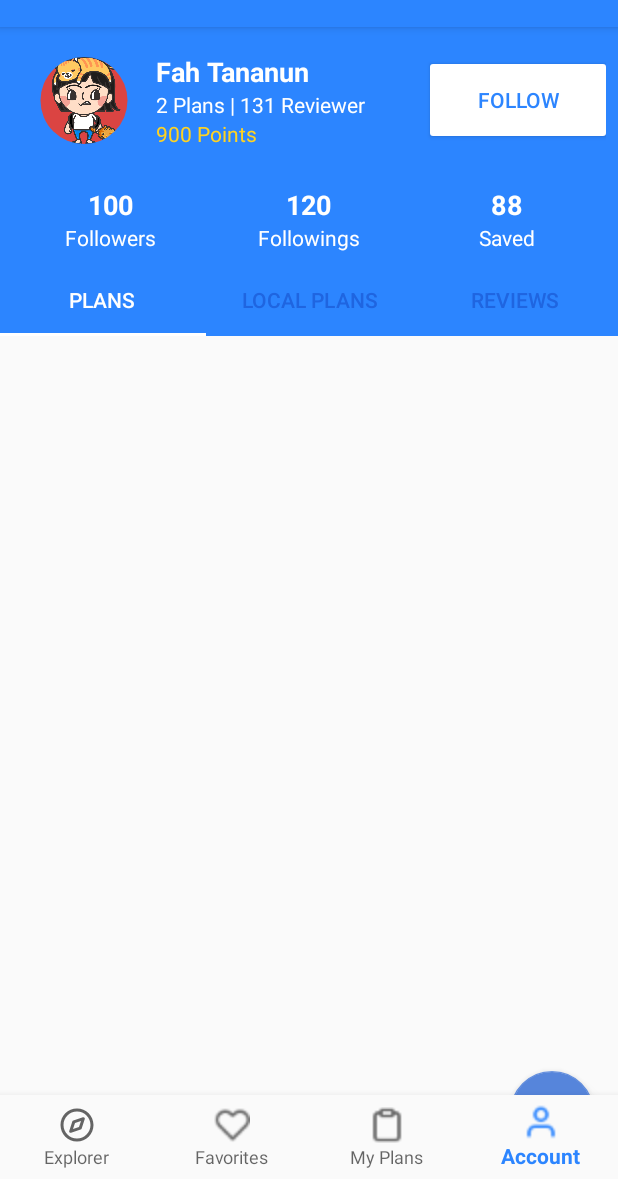
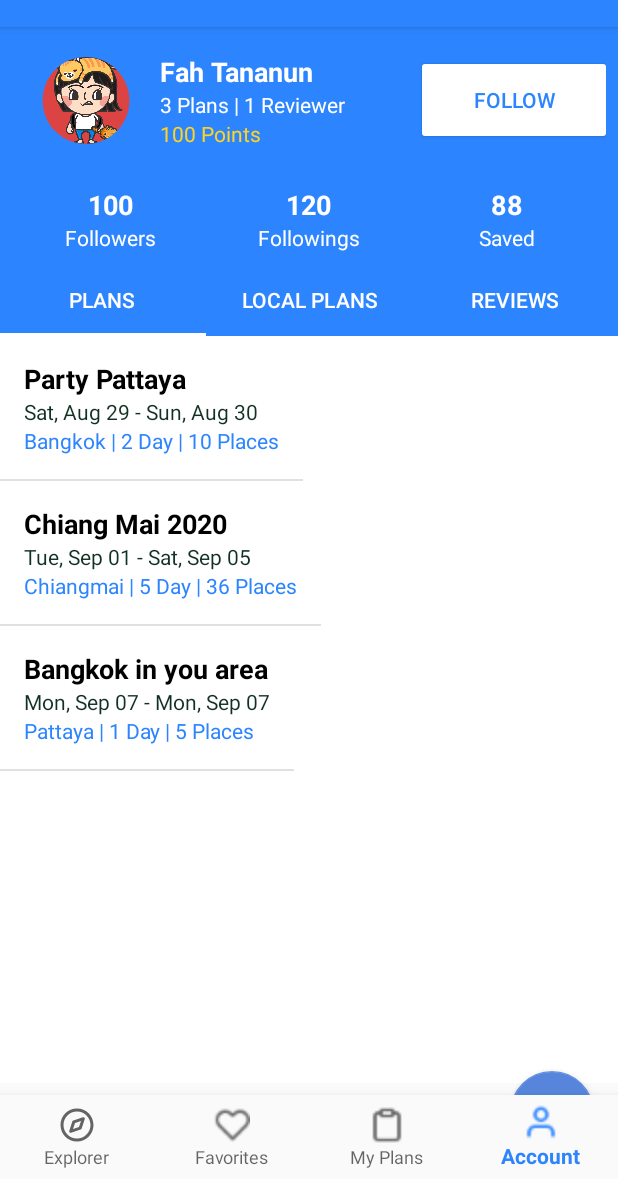
Before and after one commit to ppyzza/golo, an Android app: the screen it shows after launch (MainActivity), item 4 of the bottom bar chosen, on a phone screen of 412 x 824 dp, the part 57-1236 px from its top. Run offline under Robolectric (Android 15) with nearby library versions, the phone set to English and light mode, and no system bars; our stand-ins replace CircleImageView, Firebase (no records; nobody signed in at launch, a user with empty details on screens opened directly), RxJava, navigation-ui; libraries missing offline, so code that uses them is left out: com.jakewharton.retrofit2, com.karumi.dexter, org.th.tatsdk; 5 statements that could not run were skipped.

Commit message:
[FJ] User - my profile.

```diff
--- /dev/null
+++ b/app/src/main/java/com/hackathon/golo/account/AccountPagerAdapter.java
@@ -0,0 +1,77 @@
+package com.hackathon.golo.account;
+
+import android.util.Log;
+import android.util.SparseArray;
+import android.view.ViewGroup;
+
+import com.hackathon.golo.account.fragment.AccountPlanFragment;
+import com.hackathon.golo.account.fragment.AccountPlanLocalFragment;
+import com.hackathon.golo.account.fragment.AccountReviewerFragment;
+
+import androidx.fragment.app.Fragment;
+import androidx.fragment.app.FragmentManager;
+import androidx.fragment.app.FragmentStatePagerAdapter;
+
+public class AccountPagerAdapter extends FragmentStatePagerAdapter {
+    int mNumOfTabs;
+    int tabPosition = 0;
+    private SparseArray<Fragment> registeredFragments = new SparseArray<>();
+
+    public AccountPagerAdapter(FragmentManager fm, int NumOfTabs) {
+        super(fm);
+        this.mNumOfTabs = NumOfTabs;
+    }
+
+    @Override
+    public Fragment getItem(int position) {
+        Log.d("FJTAG", "tabPosition: " + tabPosition);
+        switch (position) {
+            case 1:
+                tabPosition = position;
+                AccountPlanLocalFragment mainFragment1 = new AccountPlanLocalFragment();
+                return mainFragment1;
+            case 2:
+                tabPosition = position;
+                AccountReviewerFragment mainFragment12 = new AccountReviewerFragment();
+                return mainFragment12;
+
+            default:
+                tabPosition = position;
+                AccountPlanFragment mainFragment = new AccountPlanFragment();
+                return mainFragment;
+
+        }
+    }
+
+    public int getmNumOfTabs() {
+        return mNumOfTabs;
+    }
+
+    @Override
+    public int getCount() {
+        return mNumOfTabs;
+    }
+
+    public int getCurrentTab() {
+        return tabPosition;
+    }
+
+    @Override
+    public Object instantiateItem(ViewGroup container, int position) {
+        Fragment fragment = (Fragment) super.instantiateItem(container, position);
+        registeredFragments.put(position, fragment);
+        return fragment;
+    }
+
+    @Override
+    public void destroyItem(ViewGroup container, int position, Object object) {
+        registeredFragments.remove(position);
+        super.destroyItem(container, position, object);
+    }
+
+    public Fragment getRegisteredFragment(int position) {
+        return registeredFragments.get(position);
+    }
+
+
+}
--- /dev/null
+++ b/app/src/main/java/com/hackathon/golo/account/adaptor/AccountPlanAdaptor.java
@@ -0,0 +1,70 @@
+package com.hackathon.golo.account.adaptor;
+
+import android.content.Context;
+import android.view.LayoutInflater;
+import android.view.View;
+import android.view.ViewGroup;
+import android.widget.TextView;
+
+import com.hackathon.golo.R;
+import com.hackathon.golo.account.model.AccountPlanModel;
+
+import java.util.ArrayList;
+
+import androidx.annotation.NonNull;
+import androidx.recyclerview.widget.RecyclerView;
+
+
+public class AccountPlanAdaptor extends RecyclerView.Adapter<AccountPlanAdaptor.ViewHolder> {
+
+    Context mContext;
+    public ArrayList<AccountPlanModel> planList = new ArrayList<>();
+
+    public AccountPlanAdaptor(Context context) {
+        mContext = context;
+    }
+
+    @NonNull
+    @Override
+    public ViewHolder onCreateViewHolder(@NonNull ViewGroup parent, int viewType) {
+        View view = LayoutInflater.from(parent.getContext()).inflate(R.layout.item_plan, null, false);
+        AccountPlanAdaptor.ViewHolder vh = new AccountPlanAdaptor.ViewHolder(view);
+        return vh;
+    }
+
+    @Override
+    public void onBindViewHolder(@NonNull ViewHolder holder, int position) {
+        holder.tvName.setText(planList.get(position).getName());
+        holder.tvDescription.setText(planList.get(position).getDetail());
+        holder.tvInfo.setText(planList.get(position).getInfo());
+    }
+
+    @Override
+    public int getItemCount() {
+        return planList.size();
+    }
+
+    @Override
+    public int getItemViewType(int position) {
+        return super.getItemViewType(position);
+    }
+
+    @Override
+    public long getItemId(int position) {
+        return super.getItemId(position);
+    }
+
+    final class ViewHolder extends RecyclerView.ViewHolder {
+
+        TextView tvName;
+        TextView tvDescription;
+        TextView tvInfo;
+
+        ViewHolder(View view) {
+            super(view);
+            tvName = view.findViewById(R.id.tv_plan_name);
+            tvDescription = view.findViewById(R.id.tv_plan_description);
+            tvInfo = view.findViewById(R.id.tv_plan_info);
+        }
+    }
+}
--- /dev/null
+++ b/app/src/main/java/com/hackathon/golo/account/adaptor/AccountPlanLocalAdaptor.java
@@ -0,0 +1,69 @@
+package com.hackathon.golo.account.adaptor;
+
+import android.content.Context;
+import android.view.LayoutInflater;
+import android.view.View;
+import android.view.ViewGroup;
+import android.widget.TextView;
+
+import com.hackathon.golo.R;
+import com.hackathon.golo.account.model.AccountPlanModel;
+
+import java.util.ArrayList;
+
+import androidx.annotation.NonNull;
+import androidx.recyclerview.widget.RecyclerView;
+
+public class AccountPlanLocalAdaptor extends RecyclerView.Adapter<AccountPlanLocalAdaptor.ViewHolder> {
+
+    Context mContext;
+    public ArrayList<AccountPlanModel> planList = new ArrayList<>();
+
+    public AccountPlanLocalAdaptor(Context context) {
+        mContext = context;
+    }
+
+    @NonNull
+    @Override
+    public AccountPlanLocalAdaptor.ViewHolder onCreateViewHolder(@NonNull ViewGroup parent, int viewType) {
+        View view = LayoutInflater.from(parent.getContext()).inflate(R.layout.item_plan_local, null, false);
+        AccountPlanLocalAdaptor.ViewHolder vh = new AccountPlanLocalAdaptor.ViewHolder(view);
+        return vh;
+    }
+
+    @Override
+    public void onBindViewHolder(@NonNull ViewHolder holder, int position) {
+        holder.tvName.setText(planList.get(position).getName());
+        holder.tvDescription.setText(planList.get(position).getDetail());
+        holder.tvInfo.setText(planList.get(position).getInfo());
+    }
+
+    @Override
+    public int getItemCount() {
+        return planList.size();
+    }
+
+    @Override
+    public int getItemViewType(int position) {
+        return super.getItemViewType(position);
+    }
+
+    @Override
+    public long getItemId(int position) {
+        return super.getItemId(position);
+    }
+
+    final class ViewHolder extends RecyclerView.ViewHolder {
+
+        TextView tvName;
+        TextView tvDescription;
+        TextView tvInfo;
+
+        ViewHolder(View view) {
+            super(view);
+            tvName = view.findViewById(R.id.tv_planName);
+            tvDescription = view.findViewById(R.id.tv_planDate);
+            tvInfo = view.findViewById(R.id.tv_location);
+        }
+    }
+}
--- /dev/null
+++ b/app/src/main/java/com/hackathon/golo/account/fragment/AccountPlanFragment.java
@@ -0,0 +1,66 @@
+package com.hackathon.golo.account.fragment;
+
+import android.app.Activity;
+import android.os.Bundle;
+import android.view.LayoutInflater;
+import android.view.View;
+import android.view.ViewGroup;
+
+import com.hackathon.golo.R;
+import com.hackathon.golo.account.adaptor.AccountPlanAdaptor;
+import com.hackathon.golo.account.model.AccountPlanModel;
+import com.hackathon.golo.tools.ItemDecorator;
+
+import java.util.ArrayList;
+
+import androidx.annotation.NonNull;
+import androidx.annotation.Nullable;
+import androidx.fragment.app.Fragment;
+import androidx.recyclerview.widget.GridLayoutManager;
+import androidx.recyclerview.widget.LinearLayoutManager;
+import androidx.recyclerview.widget.RecyclerView;
+
+public class AccountPlanFragment extends Fragment {
+
+    private Activity mActivity;
+    private RecyclerView mRecyclerView;
+    private ArrayList<AccountPlanModel> accountPlanModelArrayList = new ArrayList<>();
+    private AccountPlanAdaptor adapter;
+
+    @Nullable
+    @Override
+    public View onCreateView(@NonNull LayoutInflater inflater, @Nullable ViewGroup container, @Nullable Bundle savedInstanceState) {
+        View rootView = inflater.inflate(R.layout.fragment_account_tab, container, false);
+        mRecyclerView = rootView.findViewById(R.id.content_recyclerview);
+
+        mActivity = getActivity();
+        RecyclerView.LayoutManager layoutManager = new LinearLayoutManager(mActivity, LinearLayoutManager.VERTICAL, false);
+
+        adapter = new AccountPlanAdaptor(mActivity);
+        mRecyclerView.setLayoutManager(layoutManager);
+        mRecyclerView.setAdapter(adapter);
+
+        return rootView;
+    }
+
+    @Override
+    public void onViewCreated(@NonNull View view, @Nullable Bundle savedInstanceState) {
+        super.onViewCreated(view, savedInstanceState);
+
+        accountPlanModelArrayList.add(
+                new AccountPlanModel("Party Pattaya" , "Sat, Aug 29 - Sun, Aug 30" ,
+                        "Bangkok | 2 Day | 10 Places"));
+
+        accountPlanModelArrayList.add(
+                new AccountPlanModel("Chiang Mai 2020" , "Tue, Sep 01 - Sat, Sep 05" ,
+                        "Chiangmai | 5 Day | 36 Places"));
+
+        accountPlanModelArrayList.add(
+                new AccountPlanModel("Bangkok in you area" , "Mon, Sep 07 - Mon, Sep 07" ,
+                        "Pattaya | 1 Day | 5 Places"));
+
+        adapter.planList = accountPlanModelArrayList;
+        adapter.notifyDataSetChanged();
+
+    }
+}
--- /dev/null
+++ b/app/src/main/java/com/hackathon/golo/account/fragment/AccountPlanLocalFragment.java
@@ -0,0 +1,59 @@
+package com.hackathon.golo.account.fragment;
+
+import android.app.Activity;
+import android.os.Bundle;
+import android.view.LayoutInflater;
+import android.view.View;
+import android.view.ViewGroup;
+
+import com.hackathon.golo.R;
+import com.hackathon.golo.account.adaptor.AccountPlanAdaptor;
+import com.hackathon.golo.account.adaptor.AccountPlanLocalAdaptor;
+import com.hackathon.golo.account.model.AccountPlanModel;
+import com.hackathon.golo.tools.ItemDecorator;
+
+import java.util.ArrayList;
+
+import androidx.annotation.NonNull;
+import androidx.annotation.Nullable;
+import androidx.fragment.app.Fragment;
+import androidx.recyclerview.widget.GridLayoutManager;
+import androidx.recyclerview.widget.LinearLayoutManager;
+import androidx.recyclerview.widget.RecyclerView;
+
+public class AccountPlanLocalFragment extends Fragment {
+
+    private Activity mActivity;
+    private RecyclerView mRecyclerView;
+    private ArrayList<AccountPlanModel> accountPlanModelArrayList = new ArrayList<>();
+    private AccountPlanLocalAdaptor adapter;
+
+    @Nullable
+    @Override
+    public View onCreateView(@NonNull LayoutInflater inflater, @Nullable ViewGroup container, @Nullable Bundle savedInstanceState) {
+        View rootView = inflater.inflate(R.layout.fragment_account_tab, container, false);
+        mRecyclerView = rootView.findViewById(R.id.content_recyclerview);
+
+        mActivity = getActivity();
+        RecyclerView.LayoutManager layoutManager = new LinearLayoutManager(mActivity, LinearLayoutManager.VERTICAL, false);
+
+        adapter = new AccountPlanLocalAdaptor(mActivity);
+        mRecyclerView.setLayoutManager(layoutManager);
+        mRecyclerView.setAdapter(adapter);
+        return rootView;
+    }
+
+    @Override
+    public void onViewCreated(@NonNull View view, @Nullable Bundle savedInstanceState) {
+        super.onViewCreated(view, savedInstanceState);
+
+        accountPlanModelArrayList.add(
+                new AccountPlanModel("Bangkok’s Favorite Food Tour: 10 Testing"
+                        , "A busy day spent exploring must-see attractions, including Wat Arun, The Grand Palace, and Te…" ,
+                        "Bangkok | 1 Day | 6 Places"));
+
+        adapter.planList = accountPlanModelArrayList;
+        adapter.notifyDataSetChanged();
+
+    }
+}
--- /dev/null
+++ b/app/src/main/java/com/hackathon/golo/account/model/AccountPlanModel.java
@@ -0,0 +1,38 @@
+package com.hackathon.golo.account.model;
+
+public class AccountPlanModel {
+
+    private String name;
+    private String detail;
+    private String info;
+
+    public AccountPlanModel(String name, String detail, String info) {
+        this.name = name;
+        this.detail = detail;
+        this.info = info;
+    }
+
+    public String getName() {
+        return name;
+    }
+
+    public void setName(String name) {
+        this.name = name;
+    }
+
+    public String getDetail() {
+        return detail;
+    }
+
+    public void setDetail(String detail) {
+        this.detail = detail;
+    }
+
+    public String getInfo() {
+        return info;
+    }
+
+    public void setInfo(String info) {
+        this.info = info;
+    }
+}
--- a/app/src/main/java/com/hackathon/golo/fragment/AccountFragment.java
+++ b/app/src/main/java/com/hackathon/golo/fragment/AccountFragment.java
@@ -7,6 +7,7 @@ import android.view.ViewGroup;
 
 import com.google.android.material.tabs.TabLayout;
 import com.hackathon.golo.R;
+import com.hackathon.golo.account.AccountPagerAdapter;
 
 import java.util.ArrayList;
 
@@ -20,6 +21,10 @@ public class AccountFragment extends Fragment {
     private TabLayout tabLayout;
     private ViewPager viewPager;
     private ArrayList<String> data = new ArrayList<>();
+
+    private AccountPagerAdapter adapter;
+    private String titleArray[];
+
 
     @Nullable
     @Override
@@ -43,5 +48,27 @@ public class AccountFragment extends Fragment {
             tabLayout.addTab(tabLayout.newTab().setText(data.get(i)));
         }
 
+        adapter = new AccountPagerAdapter(getChildFragmentManager(), tabLayout.getTabCount());
+        viewPager.setAdapter(adapter);
+        viewPager.setOffscreenPageLimit(1);
+
+        tabLayout.setOnTabSelectedListener(new TabLayout.OnTabSelectedListener() {
+            @Override
+            public void onTabSelected(TabLayout.Tab tab) {
+                viewPager.setCurrentItem(tab.getPosition());
+
+            }
+
+            @Override
+            public void onTabUnselected(TabLayout.Tab tab) {
+
+            }
+
+            @Override
+            public void onTabReselected(TabLayout.Tab tab) {
+
+            }
+        });
+        viewPager.addOnPageChangeListener(new TabLayout.TabLayoutOnPageChangeListener(tabLayout));
     }
 }
--- a/app/src/main/res/layout/fragment_account.xml
+++ b/app/src/main/res/layout/fragment_account.xml
@@ -52,7 +52,7 @@
                     android:id="@+id/tv_plan"
                     android:layout_width="wrap_content"
                     android:layout_height="wrap_content"
-                    android:text="2 Plans | "
+                    android:text="3 Plans | "
                     android:textColor="#fff" />
 
                 <TextView
@@ -60,7 +60,7 @@
                     android:layout_width="wrap_content"
                     android:layout_height="wrap_content"
                     android:layout_toRightOf="@+id/tv_plan"
-                    android:text="131 Reviewer"
+                    android:text="1 Reviewer"
                     android:textColor="#fff" />
             </RelativeLayout>
 
@@ -70,7 +70,7 @@
                 android:id="@+id/tv_point"
                 android:layout_width="wrap_content"
                 android:layout_height="wrap_content"
-                android:text="900 Points"
+                android:text="100 Points"
                 android:textColor="#ffd322" />
         </LinearLayout>
 
@@ -184,18 +184,16 @@
         android:id="@+id/tab_layout"
         app:tabMode="fixed"
         app:tabGravity="fill"
-        app:tabTextColor="#1f65e0"
+        app:tabTextColor="@color/colorWhite"
         app:tabSelectedTextColor="@color/colorWhite"
         app:tabBackground="@color/colorPrimary"
         app:tabIndicatorColor="@color/colorWhite"
-        >
+        />
 
-        <!--android:background="@color/colorPrimary"
-        app:tabIndicatorColor="@color/colorWhite" -->
-    </com.google.android.material.tabs.TabLayout>
     <androidx.viewpager.widget.ViewPager
         android:id="@+id/pager"
         android:layout_width="match_parent"
-        android:layout_height="fill_parent"
-        android:layout_below="@id/rl_tab"/>
+        android:layout_height="match_parent"/>
+
+
 </LinearLayout>
--- /dev/null
+++ b/app/src/main/res/layout/fragment_account_tab.xml
@@ -0,0 +1,12 @@
+<?xml version="1.0" encoding="utf-8"?>
+<RelativeLayout xmlns:android="http://schemas.android.com/apk/res/android"
+    android:layout_width="match_parent"
+    android:layout_height="match_parent"
+    android:background="@color/colorWhite">
+
+    <androidx.recyclerview.widget.RecyclerView
+        android:id="@+id/content_recyclerview"
+        android:layout_width="match_parent"
+        android:layout_height="match_parent"/>
+
+</RelativeLayout>
--- a/app/src/main/res/layout/item_plan.xml
+++ b/app/src/main/res/layout/item_plan.xml
@@ -1,65 +1,52 @@
 <?xml version="1.0" encoding="utf-8"?>
-<LinearLayout
-    xmlns:android="http://schemas.android.com/apk/res/android"
+<LinearLayout xmlns:android="http://schemas.android.com/apk/res/android"
     android:layout_width="match_parent"
-    android:layout_height="wrap_content"
-    android:orientation="vertical">
+    android:layout_height="match_parent"
+    android:orientation="vertical"
+    android:background="@android:color/white">
+
     <LinearLayout
+        android:id="@+id/rl_content"
         android:layout_width="match_parent"
         android:layout_height="wrap_content"
         android:orientation="horizontal"
-        android:padding="16dp"
-        android:id="@+id/rl_content"
-        android:weightSum="2">
+        android:padding="16dp">
 
         <LinearLayout
             android:id="@+id/ln_plan"
-            android:layout_width="wrap_content"
+            android:layout_width="match_parent"
             android:layout_height="wrap_content"
-            android:orientation="vertical"
             android:layout_gravity="center"
-            android:layout_weight="1.7">
+            android:orientation="vertical">
 
             <TextView
-                android:id="@+id/tv_planName"
-                android:layout_width="wrap_content"
+                android:id="@+id/tv_plan_name"
+                android:layout_width="match_parent"
                 android:layout_height="wrap_content"
                 android:text="Chiang Mai 2020"
+                android:textColor="#000"
                 android:textSize="18sp"
-                android:textStyle="bold"
-                android:textColor="#000" />
+                android:textStyle="bold" />
 
             <TextView
-                android:id="@+id/tv_planDate"
-                android:layout_width="wrap_content"
+                android:id="@+id/tv_plan_description"
+                android:layout_width="match_parent"
                 android:layout_height="wrap_content"
                 android:text="Tue, Sep 01 - Sat, Sep 05"
                 android:textColor="#123123" />
 
-            <RelativeLayout
-                android:layout_width="wrap_content"
-                android:layout_height="wrap_content">
-
-                <TextView
-                    android:id="@+id/tv_location"
-                    android:layout_width="wrap_content"
-                    android:layout_height="wrap_content"
-                    android:text="Bangkok | 5 Day | 36 Places"
-                    android:textColor="#2c85ff" />
-
-            </RelativeLayout>
+            <TextView
+                android:id="@+id/tv_plan_info"
+                android:layout_width="match_parent"
+                android:layout_height="wrap_content"
+                android:text="Bangkok | 5 Day | 36 Places"
+                android:textColor="#2c85ff" />
 
         </LinearLayout>
 
-        <ImageView
-            android:layout_width="0dp"
-            android:layout_height="wrap_content"
-            android:id="@+id/iv_trending_like"
-            android:src="@drawable/ic_heart"
-            android:layout_gravity="center"
-            android:gravity="center"
-            android:layout_weight="0.3"
-            />
-
     </LinearLayout>
+    <ImageView
+        android:layout_width="match_parent"
+        android:layout_height="1dp"
+        android:src="@color/common_google_signin_btn_text_dark_disabled"></ImageView>
 </LinearLayout>
--- a/app/src/main/res/layout/item_plan_local.xml
+++ b/app/src/main/res/layout/item_plan_local.xml
@@ -11,7 +11,8 @@
             android:layout_width="match_parent"
             android:layout_height="120dp"
             android:id="@+id/iv_location"
-            android:src="@color/cardview_shadow_start_color">
+            android:scaleType="centerCrop"
+            android:src="@drawable/unnamed">
         </ImageView>
         <LinearLayout
             android:layout_width="match_parent"
@@ -72,4 +73,5 @@
 
         </LinearLayout>
     </LinearLayout>
+
 </LinearLayout>
```
Also changed, not shown: app/src/main/java/com/hackathon/golo/account/adaptor/AccountReviewerAdaptor.java (added, +62 -0 lines), app/src/main/java/com/hackathon/golo/account/fragment/AccountReviewerFragment.java (added, +57 -0 lines), app/src/main/res/layout/item_plan_reviewer.xml (added, +76 -0 lines), app/src/main/res/drawable/unnamed.jpg (added).
